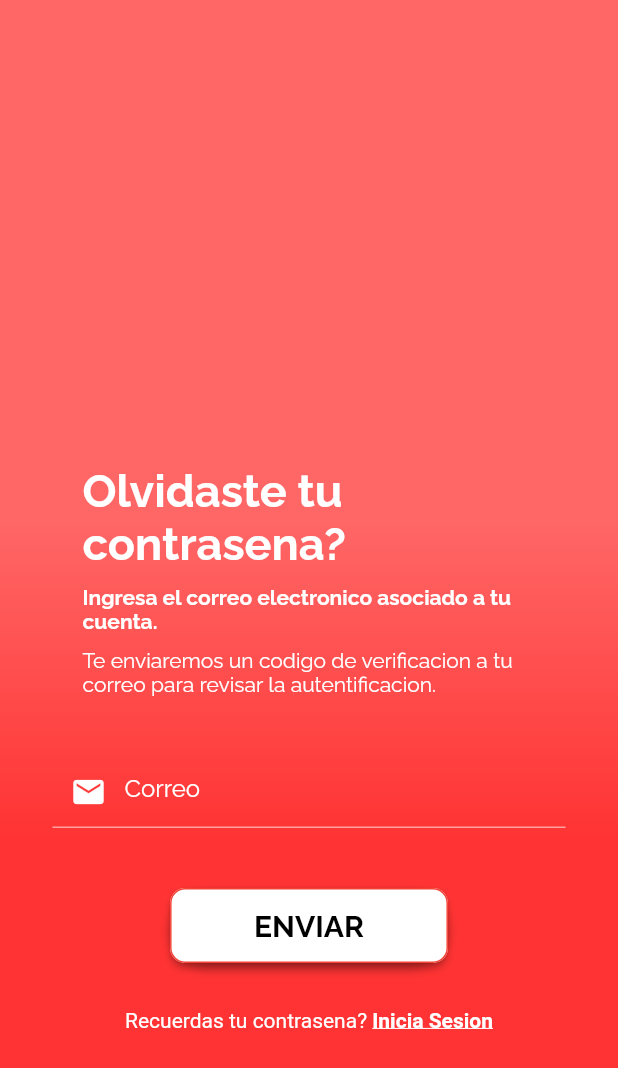
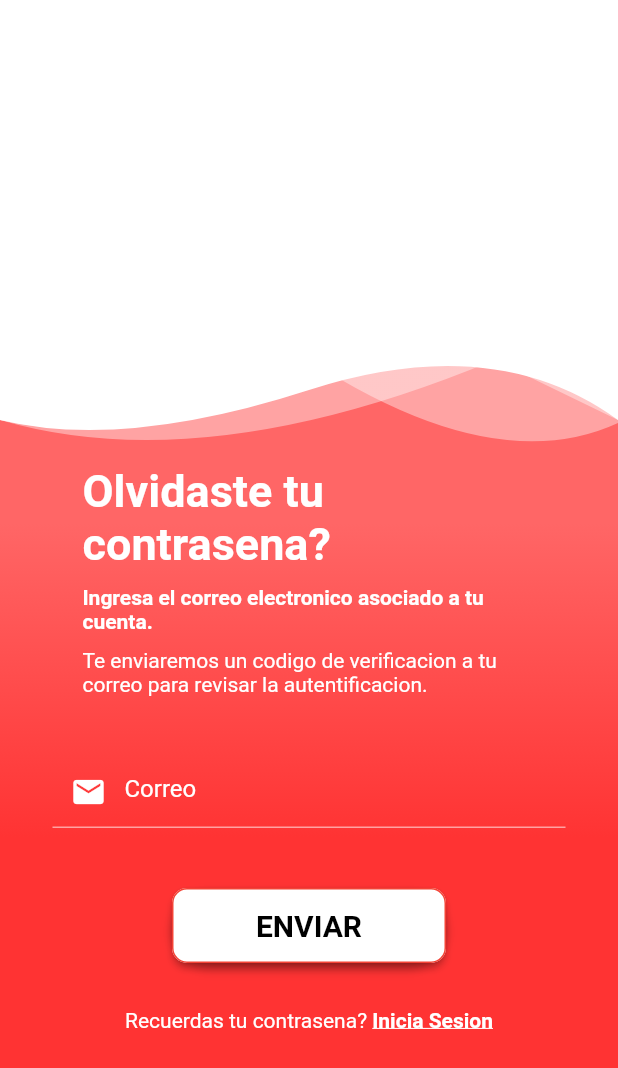
Before and after one commit to Ysparky/piccolina_restaurant_app, a Flutter app: the ForgotPasswordPage screen opened directly, on a phone screen of 412 x 824 dp. Shown: the top 1068 px of the screen. Run offline on Flutter 3.47's test engine with Material 2 defaults, Android fonts, the phone set to English and light mode, and no system bars; our stand-ins replace font_awesome_flutter, hexcolor, otp_text_field.

Commit message:
2do  avance

```diff
--- a/lib/pages/forgot_password_page.dart
+++ b/lib/pages/forgot_password_page.dart
@@ -45,8 +45,8 @@
               children: [
                 Container(
                   height: _headerHeight,
-                  // child:
-                  //     HeaderWidget(_headerHeight, true, Icons.password_rounded),
+                  child:
+                      HeaderWidget(_headerHeight, true, Icons.password_rounded),
                 ),
                 SafeArea(
                   child: Container(
--- a/lib/pages/splash_screen.dart
+++ b/lib/pages/splash_screen.dart
@@ -24,7 +24,7 @@
     new Timer(const Duration(milliseconds: 2000), () {
       setState(() {
         Navigator.of(context).pushAndRemoveUntil(
-            MaterialPageRoute(builder: (context) => WelcomebackPage()),
+            MaterialPageRoute(builder: (context) => LoginPage()),
             (route) => false);
       });
     });
```
Also changed, not shown: pubspec.yaml (+14 -24 lines), assets/icons/logo-piccolina.svg (added), pubspec.lock.
